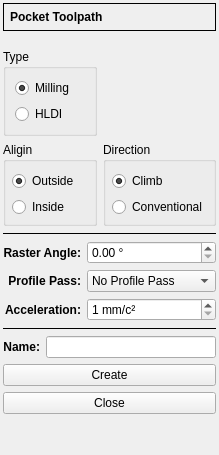
The window that G2G/forms/pocketrasterform.ui (XRay3D/GERBER_X3) describes before a commit, drawn with Qt 5.
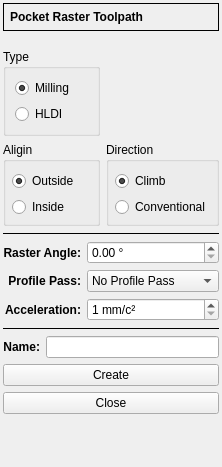
The same window after the commit. Icons and pictures are not drawn. Custom widgets are drawn as their Qt base class.

```diff
--- a/G2G/forms/pocketrasterform.ui
+++ b/G2G/forms/pocketrasterform.ui
@@ -6,8 +6,8 @@
    <rect>
     <x>0</x>
     <y>0</y>
-    <width>219</width>
-    <height>455</height>
+    <width>222</width>
+    <height>467</height>
    </rect>
   </property>
   <property name="windowTitle">
@@ -71,7 +71,7 @@
          </font>
         </property>
         <property name="text">
-         <string>Pocket Toolpath</string>
+         <string>Pocket Raster Toolpath</string>
         </property>
        </widget>
       </item>
```
